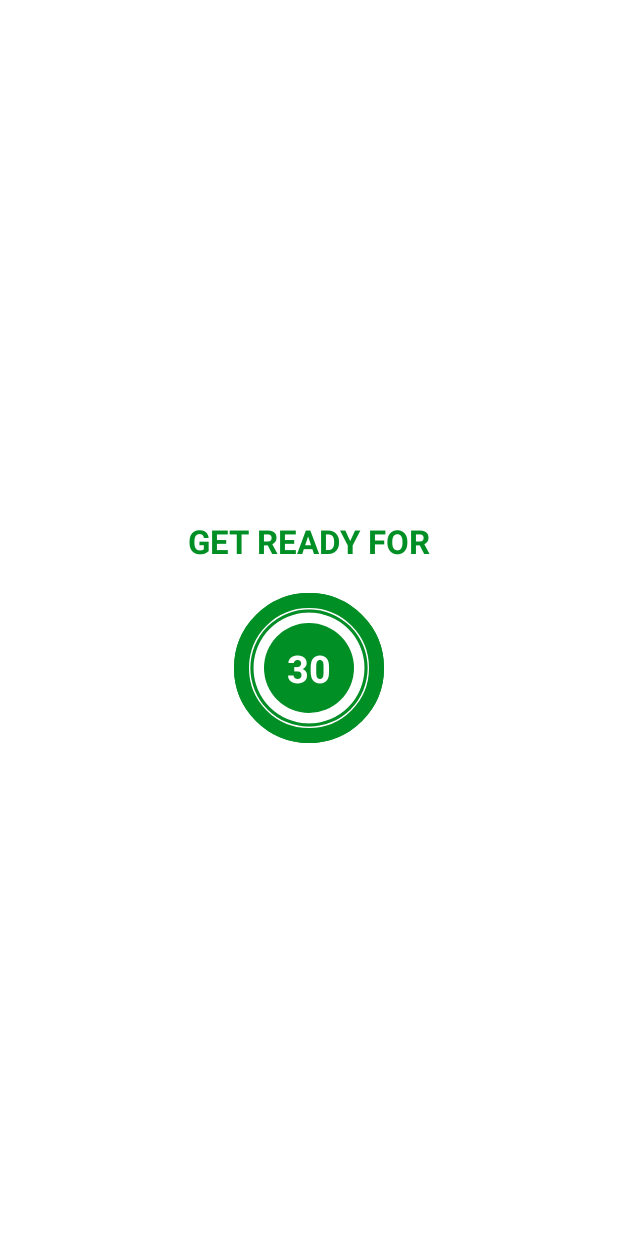
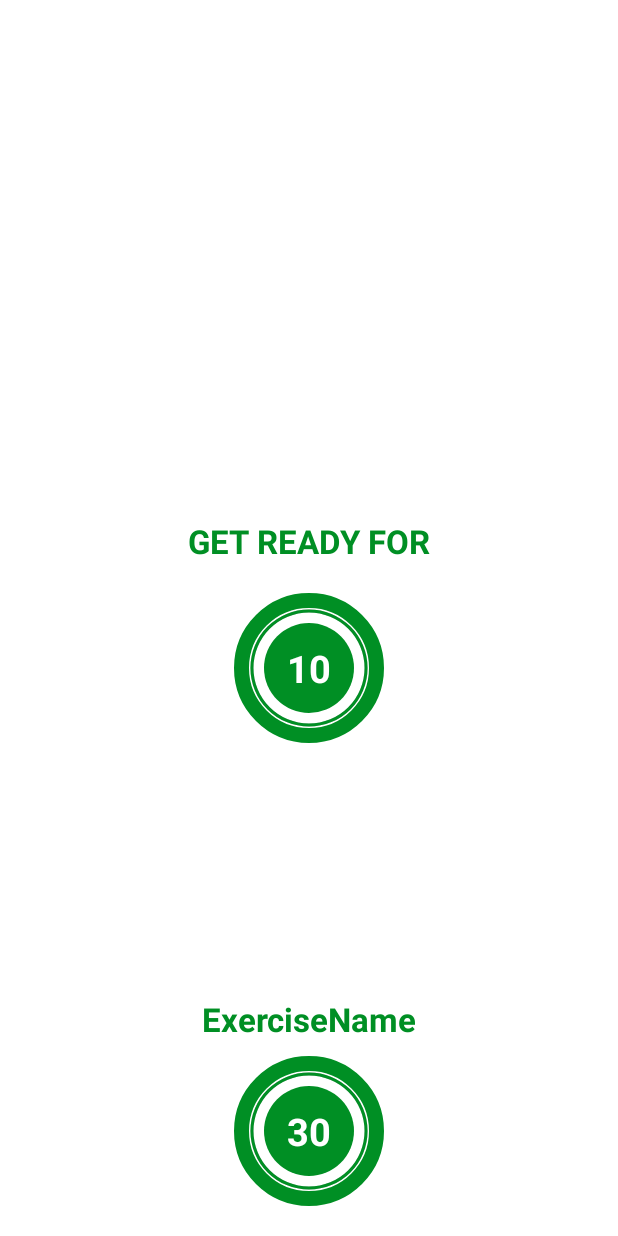
Before and after one commit to katye333/7MinuteWorkout, an Android app: the layout activity_exercise.xml on its own in the app's theme, with its tools: preview values and no code run, on a phone screen of 412 x 824 dp. Run offline under Robolectric (Android 15) with nearby library versions, the phone set to English and light mode, and no system bars.

Commit message:
feat: Use the model and constants to display all exercises

```diff
--- a/app/src/main/res/layout/activity_exercise.xml
+++ b/app/src/main/res/layout/activity_exercise.xml
@@ -25,12 +25,12 @@
         android:textColor="@color/colorAccent"
         android:textSize="22sp"
         android:textStyle="bold"
-        app:layout_constraintBottom_toTopOf="@+id/flRestProgressBar"
+        app:layout_constraintBottom_toTopOf="@+id/flRestView"
         app:layout_constraintEnd_toEndOf="parent"
         app:layout_constraintStart_toStartOf="parent" />
 
     <FrameLayout
-        android:id="@+id/flRestProgressBar"
+        android:id="@+id/flRestView"
         android:layout_width="100dp"
         android:layout_height="100dp"
         android:layout_marginTop="10dp"
@@ -72,18 +72,44 @@
         </LinearLayout>
     </FrameLayout>
 
+    <ImageView
+        android:id="@+id/ivImage"
+        android:layout_width="match_parent"
+        android:layout_height="0dp"
+        android:scaleType="fitXY"
+        android:src="@drawable/ic_jumping_jacks"
+        android:visibility="invisible"
+        app:layout_constraintBottom_toTopOf="@+id/tvExerciseName"
+        app:layout_constraintTop_toBottomOf="@+id/toolbarExercise" />
+
+    <TextView
+        android:id="@+id/tvExerciseName"
+        android:layout_width="wrap_content"
+        android:layout_height="wrap_content"
+        android:text="ExerciseName"
+        android:textColor="@color/colorAccent"
+        android:textSize="22sp"
+        android:textStyle="bold"
+        android:visibility="gone"
+        tools:visibility="visible"
+        app:layout_constraintEnd_toEndOf="parent"
+        app:layout_constraintStart_toStartOf="parent"
+        app:layout_constraintTop_toBottomOf="@+id/ivImage"
+    />
+
     <FrameLayout
-        android:id="@+id/flExerciseProgressBar"
+        android:id="@+id/flExerciseView"
         android:layout_width="100dp"
         android:layout_height="100dp"
         android:layout_marginTop="10dp"
+        android:layout_marginBottom="20dp"
         tools:visibility="visible"
         android:visibility="gone"
         android:background="@drawable/item_circular_color_accent_border"
         app:layout_constraintBottom_toBottomOf="parent"
         app:layout_constraintEnd_toEndOf="parent"
         app:layout_constraintStart_toStartOf="parent"
-        app:layout_constraintTop_toBottomOf="@id/toolbarExercise">
+        app:layout_constraintTop_toBottomOf="@id/tvExerciseName">
 
         <ProgressBar
             android:id="@+id/progressBarExercise"
```
Also changed, not shown: app/src/main/java/com/katye333/a7minuteworkout/ExerciseActivity.kt (+23 -8 lines).
